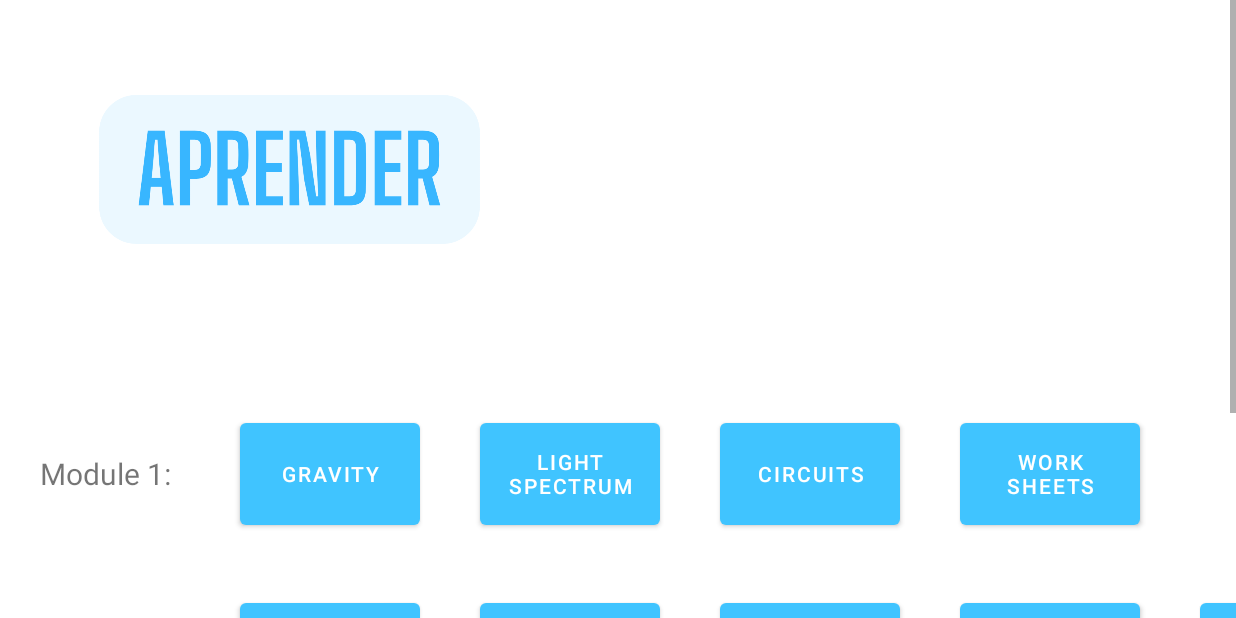
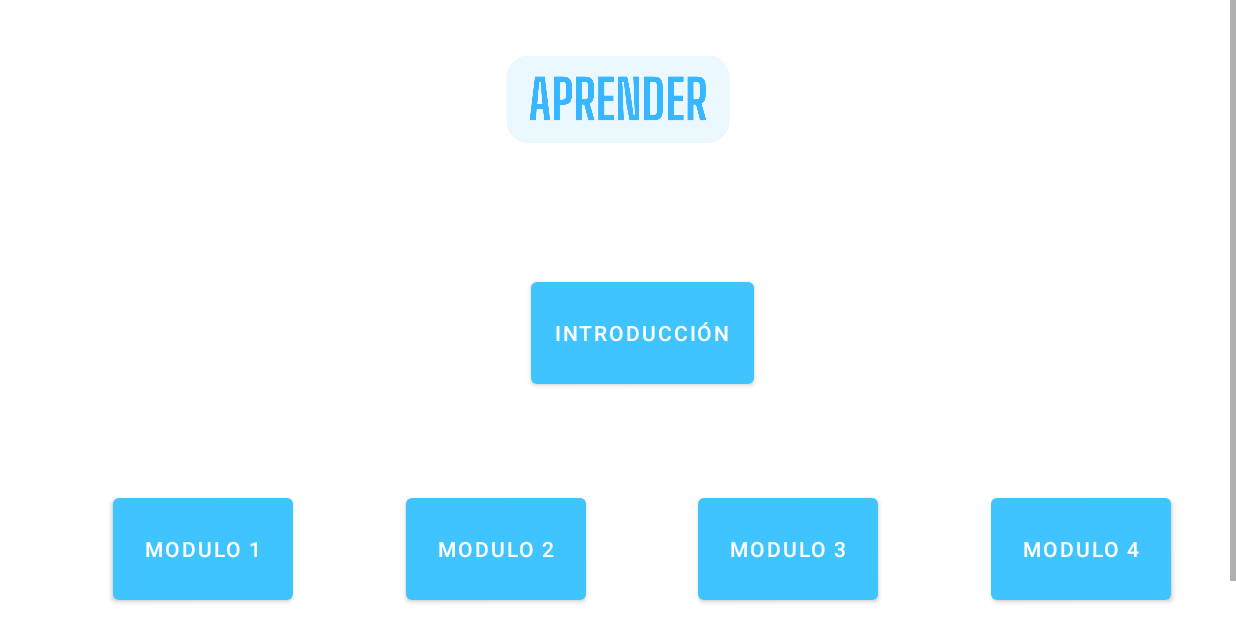
Before and after one commit to FrugalInnovationHub/LIFE-Android, an Android app: the LearnActivity screen opened directly, with no data from a screen before it, on a phone screen of 824 x 412 dp (held sideways). Run offline under Robolectric (Android 15) with nearby library versions, the phone set to English and light mode, and no system bars.

Commit message:
Finalized Learn Activity Design

```diff
--- a/app/src/main/java/com/scu/lifepassage/LearnActivity.java
+++ b/app/src/main/java/com/scu/lifepassage/LearnActivity.java
@@ -19,18 +19,11 @@ public class LearnActivity extends AppCompatActivity implements View.OnClickList
         setContentView(R.layout.activity_learn);
 
         data = new HashMap<String, String>() {{
-            put("gravity", "module1.pdf");
-//            put("light", "module1.pdf");
-//            put("circuits", "module1.pdf");
-            put("worksheet1", "module4.pdf");
-            put("waterInBody", "module2.pdf");
-//            put("importanceOfWater", "module1.pdf");
-//            put("digestion", "module1.pdf");
-//            put("habits", "module1.pdf");
-//            put("science", "module1.pdf");
-            put("contamination", "module3.pdf");
-//            put("wash", "module1.pdf");
-//            put("experiments", "module1.pdf");
+            put("introduction", "introduction.pdf");
+            put("module1", "module1.pdf");
+            put("module2", "module2.pdf");
+            put("module3", "module3.pdf");
+            put("module4", "module4.pdf");
         }};
     }
 
@@ -40,30 +33,16 @@ public class LearnActivity extends AppCompatActivity implements View.OnClickList
         int id = v.getId();
         boolean flag = true;
 
-        if (id == R.id.gravity) {
-            pdfViewIntent.putExtra("filename", this.data.get("gravity"));
-//        } else if (id == R.id.light) {
-//            pdfViewIntent.putExtra("filename", this.data.get("light"));
-//        } else if (id == R.id.circuits) {
-//            pdfViewIntent.putExtra("filename", this.data.get("circuits"));
-        } else if (id == R.id.worksheet1) {
-            pdfViewIntent.putExtra("filename", this.data.get("worksheet1"));
-        } else if (id == R.id.waterInBody) {
-            pdfViewIntent.putExtra("filename", this.data.get("waterInBody"));
-//        } else if (id == R.id.importanceOfWater) {
-//            pdfViewIntent.putExtra("filename", this.data.get("importanceOfWater"));
-//        } else if (id == R.id.digestion) {
-//            pdfViewIntent.putExtra("filename", this.data.get("digestion"));
-//        } else if (id == R.id.habits) {
-//            pdfViewIntent.putExtra("filename", this.data.get("habits"));
-//        } else if (id == R.id.science) {
-//            pdfViewIntent.putExtra("filename", this.data.get("science"));
-        } else if (id == R.id.contamination) {
-            pdfViewIntent.putExtra("filename", this.data.get("contamination"));
-//        } else if (id == R.id.wash) {
-//            pdfViewIntent.putExtra("filename", this.data.get("wash"));
-//        } else if (id == R.id.experiments) {
-//            pdfViewIntent.putExtra("filename", this.data.get("experiments"));
+        if (id == R.id.introduction) {
+            pdfViewIntent.putExtra("filename", this.data.get("introduction"));
+        } else if (id == R.id.module1) {
+            pdfViewIntent.putExtra("filename", this.data.get("module1"));
+        } else if (id == R.id.module2) {
+            pdfViewIntent.putExtra("filename", this.data.get("module2"));
+        } else if (id == R.id.module3) {
+            pdfViewIntent.putExtra("filename", this.data.get("module3"));
+        } else if (id == R.id.module4) {
+            pdfViewIntent.putExtra("filename", this.data.get("module4"));
         } else {
           flag = false;
         }
--- a/app/src/main/java/com/scu/lifepassage/MainActivity.java
+++ b/app/src/main/java/com/scu/lifepassage/MainActivity.java
@@ -23,6 +23,7 @@ public class MainActivity extends AppCompatActivity {
 
         CopyAsset copyAsset = new CopyAssetThreadImpl(this, new Handler());
         String[] assets = {
+                "introduction.pdf",
                 "module1.pdf",
                 "module2.pdf",
                 "module3.pdf",
--- a/app/src/main/res/layout/activity_learn.xml
+++ b/app/src/main/res/layout/activity_learn.xml
@@ -1,230 +1,115 @@
 <?xml version="1.0" encoding="utf-8"?>
 <ScrollView xmlns:android="http://schemas.android.com/apk/res/android"
+    xmlns:app="http://schemas.android.com/apk/res-auto"
     xmlns:tools="http://schemas.android.com/tools"
     android:layout_width= "match_parent"
     android:layout_height="match_parent"
     tools:ignore="SpeakableTextPresentCheck">
 
-  <RelativeLayout xmlns:android="http://schemas.android.com/apk/res/android"
-      xmlns:tools="http://schemas.android.com/tools"
+  <androidx.constraintlayout.widget.ConstraintLayout
+      android:id="@+id/relativeLayout"
       android:layout_width="match_parent"
-      android:layout_height="match_parent"
+      android:layout_height="wrap_content"
       tools:context=".LearnActivity">
 
     <ImageView
         android:id="@+id/learnTitle"
-        android:layout_width="386dp"
-        android:layout_height="256dp"
+        android:layout_width="wrap_content"
+        android:layout_height="150dp"
         android:src="@drawable/learntitle"
-        android:layout_alignParentStart="true"
-        android:layout_alignParentTop="true"/>
+        app:layout_constraintEnd_toEndOf="parent"
+        app:layout_constraintHorizontal_bias="0.60"
+        app:layout_constraintStart_toStartOf="parent"
+        app:layout_constraintTop_toTopOf="parent" />
 
-    <LinearLayout
-        android:id="@+id/layout1"
+    <androidx.constraintlayout.widget.ConstraintLayout
+        android:id="@+id/constraintLayout1"
         android:layout_width="match_parent"
-        android:layout_height="wrap_content"
-        android:layout_below="@id/learnTitle">
+        android:layout_height="match_parent"
+        android:layout_marginTop="32dp"
+        android:layout_marginBottom="32dp"
+        app:layout_constraintBottom_toTopOf="@+id/constraintLayout2"
+        app:layout_constraintEnd_toEndOf="parent"
+        app:layout_constraintStart_toStartOf="parent"
+        app:layout_constraintTop_toBottomOf="@id/learnTitle">
 
-      <TextView
-          android:id="@+id/module1"
-          android:layout_width="100dp"
+      <Button
+          android:id="@+id/introduction"
+          android:layout_width="wrap_content"
           android:layout_height="80dp"
           android:layout_gravity="center_vertical"
-          android:layout_marginStart="20dp"
-          android:layout_marginTop="20dp"
-          android:layout_marginEnd="20dp"
-          android:layout_marginBottom="20dp"
-          android:gravity="center"
-          android:text="Module 1:"
-          android:textSize="20dp" />
+          android:layout_marginStart="32dp"
+          android:onClick="onClick"
+          android:text="@string/introduction"
+          app:layout_constraintEnd_toEndOf="parent"
+          app:layout_constraintStart_toStartOf="parent"
+          app:layout_constraintTop_toTopOf="parent" />
+
+    </androidx.constraintlayout.widget.ConstraintLayout>
+
+    <androidx.constraintlayout.widget.ConstraintLayout
+        android:id="@+id/constraintLayout2"
+        android:layout_width="match_parent"
+        android:layout_height="match_parent"
+        android:layout_marginTop="32dp"
+        android:layout_marginBottom="32dp"
+        app:layout_constraintBottom_toBottomOf="parent"
+        app:layout_constraintEnd_toEndOf="parent"
+        app:layout_constraintStart_toStartOf="parent"
+        app:layout_constraintTop_toBottomOf="@id/constraintLayout1">
 
       <Button
-          android:id="@+id/gravity"
+          android:id="@+id/module1"
           android:layout_width="120dp"
           android:layout_height="80dp"
           android:layout_gravity="center_vertical"
-          android:layout_marginStart="20dp"
-          android:layout_marginTop="20dp"
-          android:layout_marginEnd="20dp"
-          android:layout_marginBottom="20dp"
-          android:text="Gravity"
-          android:onClick="onClick" />
+          android:layout_marginStart="32dp"
+          android:onClick="onClick"
+          android:text="@string/module1"
+          app:layout_constraintEnd_toStartOf="@+id/module2"
+          app:layout_constraintHorizontal_bias="0.5"
+          app:layout_constraintStart_toStartOf="parent"
+          app:layout_constraintTop_toTopOf="parent" />
 
       <Button
-          android:id="@+id/light"
+          android:id="@+id/module2"
           android:layout_width="120dp"
           android:layout_height="80dp"
           android:layout_gravity="center_vertical"
-          android:layout_marginStart="20dp"
-          android:layout_marginTop="20dp"
-          android:layout_marginEnd="20dp"
-          android:layout_marginBottom="20dp"
-          android:text="Light Spectrum"
-          android:onClick="onClick" />
+          android:layout_marginStart="32dp"
+          android:onClick="onClick"
+          android:text="@string/module2"
+          app:layout_constraintEnd_toStartOf="@+id/module3"
+          app:layout_constraintHorizontal_bias="0.5"
+          app:layout_constraintStart_toEndOf="@+id/module1"
+          app:layout_constraintTop_toTopOf="parent" />
 
       <Button
-          android:id="@+id/circuits"
+          android:id="@+id/module3"
           android:layout_width="120dp"
           android:layout_height="80dp"
           android:layout_gravity="center_vertical"
-          android:layout_marginStart="20dp"
-          android:layout_marginTop="20dp"
-          android:layout_marginEnd="20dp"
-          android:layout_marginBottom="20dp"
-          android:text="Circuits"
-          android:onClick="onClick" />
+          android:layout_marginStart="32dp"
+          android:onClick="onClick"
+          android:text="@string/module3"
+          app:layout_constraintEnd_toStartOf="@+id/module4"
+          app:layout_constraintHorizontal_bias="0.5"
+          app:layout_constraintStart_toEndOf="@+id/module2"
+          app:layout_constraintTop_toTopOf="parent" />
 
       <Button
-          android:id="@+id/worksheet1"
+          android:id="@+id/module4"
           android:layout_width="120dp"
           android:layout_height="80dp"
           android:layout_gravity="center_vertical"
-          android:layout_marginStart="20dp"
-          android:layout_marginTop="20dp"
-          android:layout_marginEnd="20dp"
-          android:layout_marginBottom="20dp"
-          android:text="Work sheets"
-          android:onClick="onClick" />
+          android:layout_marginStart="32dp"
+          android:onClick="onClick"
+          android:text="@string/module4"
+          app:layout_constraintEnd_toEndOf="parent"
+          app:layout_constraintHorizontal_bias="0.5"
+          app:layout_constraintStart_toEndOf="@+id/module3"
+          app:layout_constraintTop_toTopOf="parent" />
+    </androidx.constraintlayout.widget.ConstraintLayout>
 
-    </LinearLayout>
-
-    <LinearLayout
-        android:id="@+id/layout2"
-        android:layout_width="match_parent"
-        android:layout_height="wrap_content"
-        android:layout_below="@id/layout1">
-
-      <TextView
-          android:id="@+id/module2"
-          android:layout_width="100dp"
-          android:layout_height="80dp"
-          android:layout_gravity="center_vertical"
-          android:layout_marginStart="20dp"
-          android:layout_marginTop="20dp"
-          android:layout_marginEnd="20dp"
-          android:layout_marginBottom="20dp"
-          android:gravity="center"
-          android:text="Module 2:"
-          android:textSize="20dp" />
-
-      <Button
-          android:id="@+id/waterInBody"
-          android:layout_width="120dp"
-          android:layout_height="80dp"
-          android:layout_gravity="center_vertical"
-          android:layout_marginStart="20dp"
-          android:layout_marginTop="20dp"
-          android:layout_marginEnd="20dp"
-          android:layout_marginBottom="20dp"
-          android:text="Water in our body"
-          android:onClick="onClick" />
-
-      <Button
-          android:id="@+id/importanceOfWater"
-          android:layout_width="120dp"
-          android:layout_height="80dp"
-          android:layout_gravity="center_vertical"
-          android:layout_marginStart="20dp"
-          android:layout_marginTop="20dp"
-          android:layout_marginEnd="20dp"
-          android:layout_marginBottom="20dp"
-          android:text="Importance of water"
-          android:onClick="onClick" />
-
-      <Button
-          android:id="@+id/digestion"
-          android:layout_width="120dp"
-          android:layout_height="80dp"
-          android:layout_gravity="center_vertical"
-          android:layout_marginStart="20dp"
-          android:layout_marginTop="20dp"
-          android:layout_marginEnd="20dp"
-          android:layout_marginBottom="20dp"
-          android:text="Water and Digestion"
-          android:onClick="onClick" />
-
-
-      <Button
-          android:id="@+id/habits"
-          android:layout_width="120dp"
-          android:layout_height="80dp"
-          android:layout_gravity="center_vertical"
-          android:layout_marginStart="20dp"
-          android:layout_marginTop="20dp"
-          android:layout_marginEnd="20dp"
-          android:layout_marginBottom="20dp"
-          android:text="Drinking Habits"
-          android:onClick="onClick" />
-
-      <Button
-          android:id="@+id/science"
-          android:layout_width="120dp"
-          android:layout_height="80dp"
-          android:layout_gravity="center_vertical"
-          android:layout_marginStart="20dp"
-          android:layout_marginTop="20dp"
-          android:layout_marginEnd="20dp"
-          android:layout_marginBottom="20dp"
-          android:text="Scientific Method"
-          android:onClick="onClick" />
-
-    </LinearLayout>
-
-    <LinearLayout
-        android:id="@+id/layout3"
-        android:layout_width="match_parent"
-        android:layout_height="wrap_content"
-        android:layout_below="@id/layout2">
-
-      <TextView
-          android:id="@+id/module3"
-          android:layout_width="100dp"
-          android:layout_height="80dp"
-          android:layout_gravity="center_vertical"
-          android:layout_marginStart="20dp"
-          android:layout_marginTop="20dp"
-          android:layout_marginEnd="20dp"
-          android:layout_marginBottom="20dp"
-          android:gravity="center"
-          android:text="Module 3:"
-          android:textSize="20dp" />
-
-      <Button
-          android:id="@+id/contamination"
-          android:layout_width="120dp"
-          android:layout_height="80dp"
-          android:layout_gravity="center_vertical"
-          android:layout_marginStart="20dp"
-          android:layout_marginTop="20dp"
-          android:layout_marginEnd="20dp"
-          android:layout_marginBottom="20dp"
-          android:text="Water Contamination"
-          android:onClick="onClick" />
-
-      <Button
-          android:id="@+id/wash"
-          android:layout_width="120dp"
-          android:layout_height="80dp"
-          android:layout_gravity="center_vertical"
-          android:layout_marginStart="20dp"
-          android:layout_marginTop="20dp"
-          android:layout_marginEnd="20dp"
-          android:layout_marginBottom="20dp"
-          android:text="Wash"
-          android:onClick="onClick" />
-
-      <Button
-          android:id="@+id/experiments"
-          android:layout_width="120dp"
-          android:layout_height="80dp"
-          android:layout_gravity="center_vertical"
-          android:layout_marginStart="20dp"
-          android:layout_marginTop="20dp"
-          android:layout_marginEnd="20dp"
-          android:layout_marginBottom="20dp"
-          android:text="Experiments"
-          android:onClick="onClick" />
-
-    </LinearLayout>
-  </RelativeLayout>
+  </androidx.constraintlayout.widget.ConstraintLayout>
 </ScrollView>
--- a/app/src/main/res/values/strings.xml
+++ b/app/src/main/res/values/strings.xml
@@ -39,4 +39,11 @@
         \n\n<li><b>Michele Parker:</b> Profesora de salud pública</li>
         </ul>
     </string>
+    <string name="introduction">Introducción</string>
+    <string name="module1">Modulo 1</string>
+    <string name="module2">Modulo 2</string>
+    <string name="module3">Modulo 3</string>
+    <string name="module4">Modulo 4</string>
+
+
 </resources>
```
Also changed, not shown: 1 other file.
